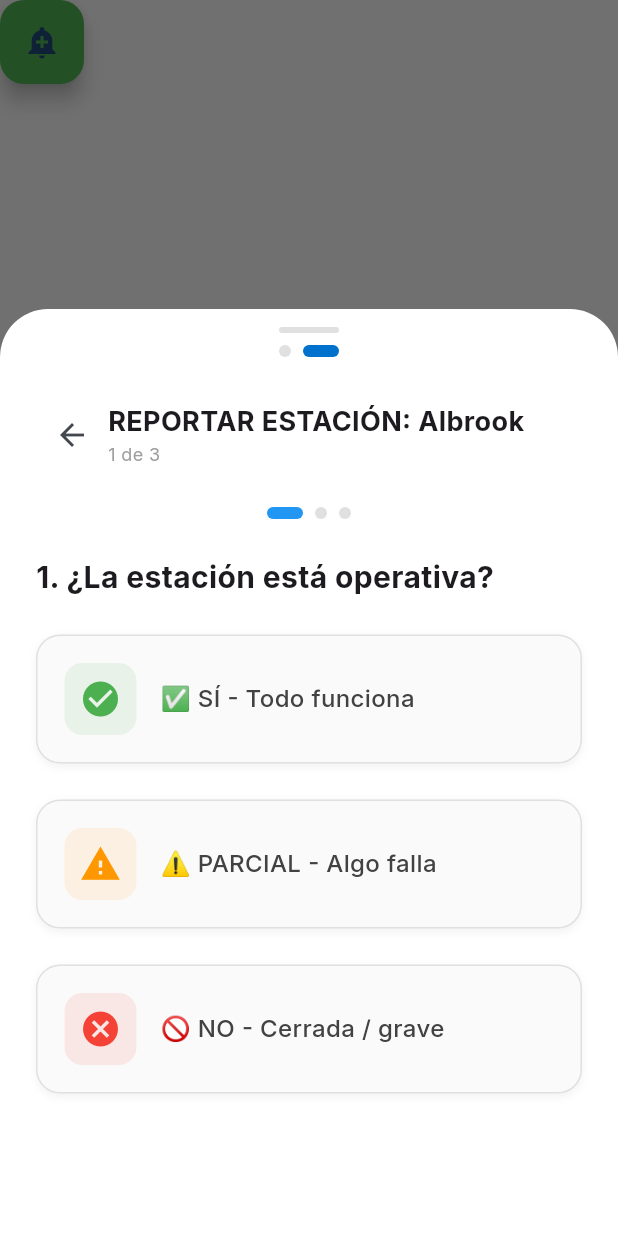
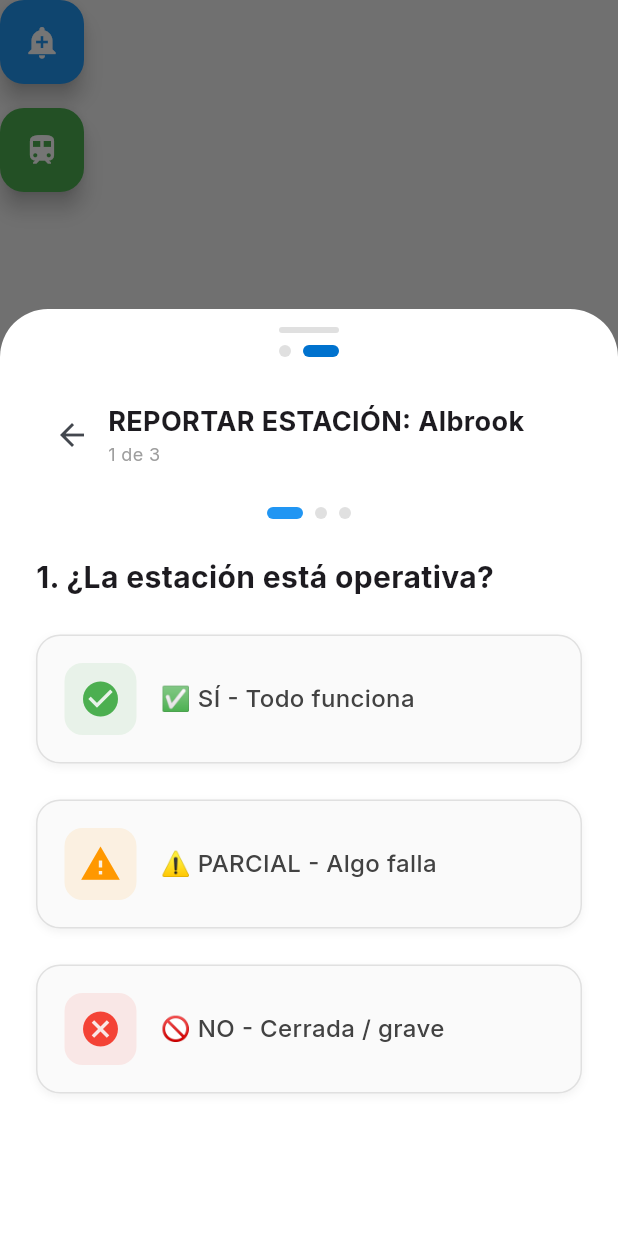
Before and after one commit to dieguzzz/MAQ, a Flutter app: the QuickReportButton widget shown alone on an empty page, opened directly, after a tap on the "add alert" icon, on a phone screen of 412 x 824 dp. Run offline on Flutter 3.47's test engine with Material 3 defaults, Android fonts, the light colour scheme and no system bars; our stand-ins replace cloud_firestore, cloud_functions, firebase_auth, firebase_core, firebase_messaging, firebase_storage and 10 more; missing offline and left inert: app_settings; accounts and stored records are empty; generated files the repository leaves out were written again.

Commit message:
refactor: Separar botÃ³n de reporte rÃ¡pido en dos botones independientes
- Eliminar detecciÃ³n de 1 toque vs 2 toques
- Crear botÃ³n separado para reportar estaciÃ³n (azul, icono add_alert)
- Crear botÃ³n separado para reportar tren (verde, icono train)
- Apilar botones verticalmente con espaciado

```diff
--- a/lib/widgets/quick_report_button.dart
+++ b/lib/widgets/quick_report_button.dart
@@ -14,9 +14,6 @@ class QuickReportButton extends StatefulWidget {
 }
 
 class _QuickReportButtonState extends State<QuickReportButton> {
-  DateTime? _lastTap;
-  static const Duration _doubleTapDelay = Duration(milliseconds: 400);
-
   /// Encuentra la estación más cercana al usuario
   StationModel? _findNearestStation(
     List<StationModel> stations,
@@ -44,42 +41,6 @@ class _QuickReportButtonState extends State<QuickReportButton> {
 
     // Solo retornar si está a menos de 2 km
     return minDistance <= 2000 ? nearest : null;
-  }
-
-
-  /// Maneja el toque del botón con detección de doble toque
-  void _handleTap() {
-    final now = DateTime.now();
-
-    if (_lastTap == null) {
-      // Primer tap - esperar para ver si hay segundo
-      _lastTap = now;
-      Future.delayed(_doubleTapDelay, () {
-        if (mounted && _lastTap != null &&
-            DateTime.now().difference(_lastTap!) >= _doubleTapDelay) {
-          // Solo un tap - reporte de estación
-          _lastTap = null;
-          _handleStationReport();
-        }
-      });
-    } else {
-      // Segundo tap dentro del delay
-      if (now.difference(_lastTap!) < _doubleTapDelay) {
-        // Doble tap - reporte de tren
-        _lastTap = null;
-        _handleTrainReport();
-      } else {
-        // Taps muy separados, tratar como tap simple
-        _lastTap = now;
-        Future.delayed(_doubleTapDelay, () {
-          if (mounted && _lastTap != null &&
-              DateTime.now().difference(_lastTap!) >= _doubleTapDelay) {
-            _lastTap = null;
-            _handleStationReport();
-          }
-        });
-      }
-    }
   }
 
 
@@ -207,10 +168,25 @@ class _QuickReportButtonState extends State<QuickReportButton> {
 
   @override
   Widget build(BuildContext context) {
-    return FloatingActionButton(
-      onPressed: _handleTap,
-      backgroundColor: Colors.green,
-      child: const Icon(Icons.add_alert),
+    return Column(
+      mainAxisSize: MainAxisSize.min,
+      children: [
+        // Botón para reportar estación
+        FloatingActionButton(
+          onPressed: _handleStationReport,
+          backgroundColor: Colors.blue,
+          heroTag: "report_station",
+          child: const Icon(Icons.add_alert, color: Colors.white),
+        ),
+        const SizedBox(height: 16),
+        // Botón para reportar tren
+        FloatingActionButton(
+          onPressed: _handleTrainReport,
+          backgroundColor: Colors.green,
+          heroTag: "report_train",
+          child: const Icon(Icons.train, color: Colors.white),
+        ),
+      ],
     );
   }
 }
```
